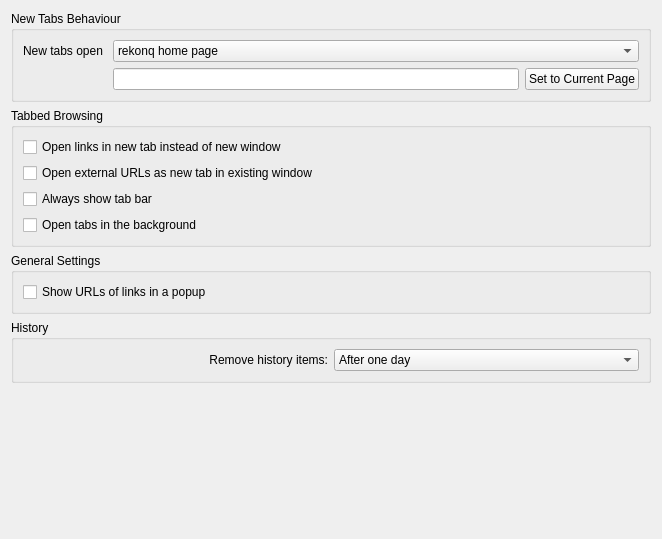
Above: src/settings_general.ui from KDE/rekonq before the change. Below: the same form after it.
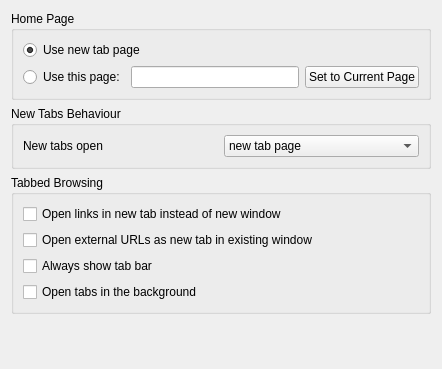
That is the form after the change. Custom widgets are drawn as their Qt base class.

Commit message: Modified rekonq behaviour: HomePage has 2 choices: usual home page vs new tab page new tab has 3: new tabp page, home page, blank page

Patch:
```diff
--- a/src/settings_general.ui
+++ b/src/settings_general.ui
@@ -6,51 +6,42 @@
    <rect>
     <x>0</x>
     <y>0</y>
-    <width>662</width>
-    <height>539</height>
+    <width>442</width>
+    <height>369</height>
    </rect>
   </property>
   <property name="windowTitle">
    <string>General</string>
   </property>
-  <layout class="QVBoxLayout" name="verticalLayout_3">
+  <layout class="QVBoxLayout" name="verticalLayout">
    <item>
     <widget class="QGroupBox" name="groupBox">
      <property name="title">
-      <string>New Tabs Behaviour</string>
+      <string>Home Page</string>
      </property>
-     <layout class="QGridLayout" name="gridLayout">
-      <item row="0" column="0">
-       <widget class="QLabel" name="label">
+     <layout class="QVBoxLayout" name="verticalLayout_2">
+      <item>
+       <widget class="QRadioButton" name="kcfg_useNewTabPage">
         <property name="text">
-         <string>New tabs open </string>
+         <string>Use new tab page</string>
         </property>
-       </widget>
-      </item>
-      <item row="0" column="1">
-       <widget class="KComboBox" name="kcfg_newTabsBehaviour">
-        <property name="enabled">
+        <property name="checked">
          <bool>true</bool>
         </property>
-        <item>
-         <property name="text">
-          <string>rekonq home page</string>
-         </property>
-        </item>
-        <item>
-         <property name="text">
-          <string>blank page</string>
-         </property>
-        </item>
-        <item>
-         <property name="text">
-          <string>url</string>
-         </property>
-        </item>
        </widget>
       </item>
-      <item row="1" column="1">
-       <layout class="QHBoxLayout" name="horizontalLayout_2">
+      <item>
+       <layout class="QHBoxLayout" name="horizontalLayout">
+        <item>
+         <widget class="QRadioButton" name="radioButton">
+          <property name="text">
+           <string>Use this page:</string>
+          </property>
+          <property name="checked">
+           <bool>false</bool>
+          </property>
+         </widget>
+        </item>
         <item>
          <widget class="KLineEdit" name="kcfg_homePage">
           <property name="enabled">
@@ -79,9 +70,47 @@
    <item>
     <widget class="QGroupBox" name="groupBox_3">
      <property name="title">
+      <string>New Tabs Behaviour</string>
+     </property>
+     <layout class="QGridLayout" name="gridLayout_2">
+      <item row="0" column="0">
+       <widget class="QLabel" name="label_4">
+        <property name="text">
+         <string>New tabs open </string>
+        </property>
+       </widget>
+      </item>
+      <item row="0" column="1">
+       <widget class="KComboBox" name="kcfg_newTabsBehaviour">
+        <property name="enabled">
+         <bool>true</bool>
+        </property>
+        <item>
+         <property name="text">
+          <string>new tab page</string>
+         </property>
+        </item>
+        <item>
+         <property name="text">
+          <string>blank page</string>
+         </property>
+        </item>
+        <item>
+         <property name="text">
+          <string>home page</string>
+         </property>
+        </item>
+       </widget>
+      </item>
+     </layout>
+    </widget>
+   </item>
+   <item>
+    <widget class="QGroupBox" name="groupBox_4">
+     <property name="title">
       <string>Tabbed Browsing</string>
      </property>
-     <layout class="QVBoxLayout" name="verticalLayout">
+     <layout class="QVBoxLayout" name="verticalLayout_4">
       <item>
        <widget class="QCheckBox" name="kcfg_openTabNoWindow">
         <property name="text">
@@ -113,75 +142,6 @@
      </layout>
     </widget>
    </item>
-   <item>
-    <widget class="QGroupBox" name="groupBox_2">
-     <property name="title">
-      <string>General Settings</string>
-     </property>
-     <layout class="QVBoxLayout" name="verticalLayout_2">
-      <item>
-       <widget class="QCheckBox" name="kcfg_showUrlsPopup">
-        <property name="text">
-         <string>Show URLs of links in a popup</string>
-        </property>
-       </widget>
-      </item>
-     </layout>
-    </widget>
-   </item>
-   <item>
-    <widget class="QGroupBox" name="groupBox_4">
-     <property name="title">
-      <string>History</string>
-     </property>
-     <layout class="QGridLayout" name="gridLayout_2">
-      <item row="0" column="0">
-       <widget class="QLabel" name="label_4">
-        <property name="text">
-         <string>Remove history items:</string>
-        </property>
-        <property name="alignment">
-         <set>Qt::AlignRight|Qt::AlignTrailing|Qt::AlignVCenter</set>
-        </property>
-       </widget>
-      </item>
-      <item row="0" column="1">
-       <widget class="KComboBox" name="kcfg_expireHistory">
-        <item>
-         <property name="text">
-          <string>After one day</string>
-         </property>
-        </item>
-        <item>
-         <property name="text">
-          <string>After one week</string>
-         </property>
-        </item>
-        <item>
-         <property name="text">
-          <string>After two weeks</string>
-         </property>
-        </item>
-        <item>
-         <property name="text">
-          <string>After one month</string>
-         </property>
-        </item>
-        <item>
-         <property name="text">
-          <string>After one year</string>
-         </property>
-        </item>
-        <item>
-         <property name="text">
-          <string>Manually</string>
-         </property>
-        </item>
-       </widget>
-      </item>
-     </layout>
-    </widget>
-   </item>
    <item>
     <spacer name="verticalSpacer">
      <property name="orientation">
@@ -190,7 +150,7 @@
      <property name="sizeHint" stdset="0">
       <size>
        <width>20</width>
-       <height>40</height>
+       <height>43</height>
       </size>
      </property>
     </spacer>
```
The commit also changes 8 other files.
